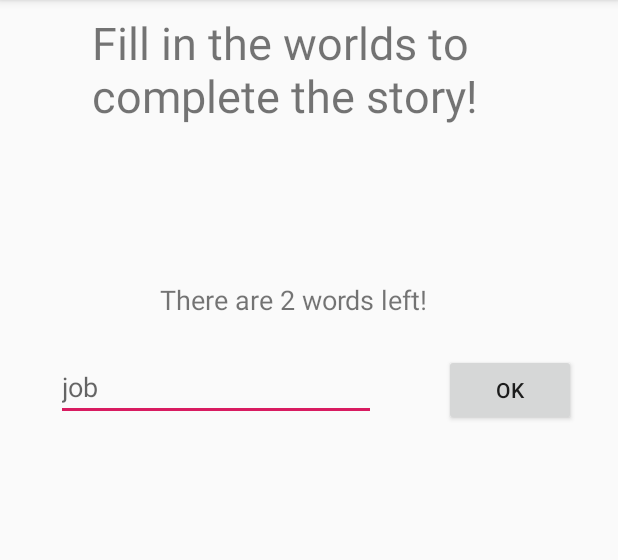
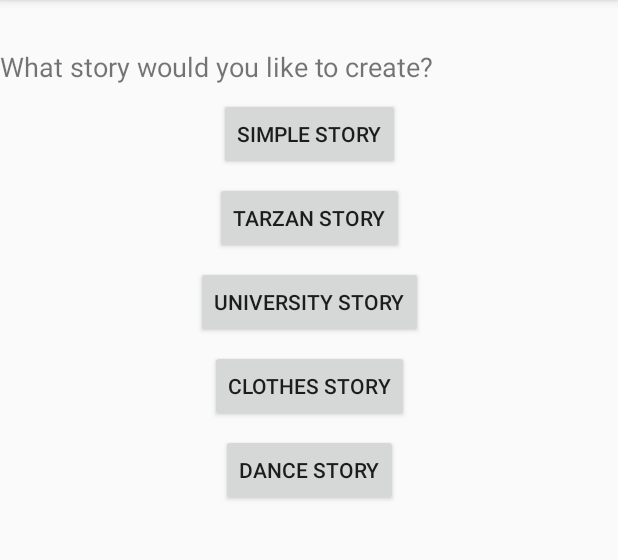
Before and after one commit to MyBunzor/MadLibs, an Android app: the screen it shows after launch (SecondActivity before the commit, ChooseActivity after it), after a tap on "GET STARTED!", on a phone screen of 412 x 824 dp, the part 84-644 px from its top. Run offline under Robolectric (Android 15) with nearby library versions, the phone set to English and light mode, and no system bars.

Commit message:
"basic functionality works .2"

```diff
--- a/app/src/main/AndroidManifest.xml
+++ b/app/src/main/AndroidManifest.xml
@@ -16,6 +16,7 @@
                 <category android:name="android.intent.category.LAUNCHER" />
             </intent-filter>
         </activity>
+        <activity android:name=".ChooseActivity" />
         <activity android:name=".SecondActivity" />
         <activity
             android:name=".ThirdActivity"
--- a/app/src/main/java/com/example/wvand/wvandijk_pset2/MainActivity.java
+++ b/app/src/main/java/com/example/wvand/wvandijk_pset2/MainActivity.java
@@ -29,9 +29,9 @@ public class MainActivity extends AppCompatActivity {
         // Instantiate a story
         Story simpletext = new Story(textsimple);
 
-        // Redirect user to second activity with simple story
-        Intent activityTwo = new Intent(MainActivity.this, SecondActivity.class);
-        activityTwo.putExtra("story", (Serializable) simpletext);
-        startActivity(activityTwo);
+        // Redirect user to second activity
+        Intent activityChoose = new Intent(MainActivity.this, ChooseActivity.class);
+        activityChoose.putExtra("story", (Serializable) simpletext);
+        startActivity(activityChoose);
     }
 }
--- a/app/src/main/java/com/example/wvand/wvandijk_pset2/SecondActivity.java
+++ b/app/src/main/java/com/example/wvand/wvandijk_pset2/SecondActivity.java
@@ -18,7 +18,6 @@ public class SecondActivity extends AppCompatActivity {
     protected void onCreate(Bundle savedInstanceState) {
         super.onCreate(savedInstanceState);
         setContentView(R.layout.activity_second);
-        buttonOK = findViewById(R.id.buttonOK);
 
         // Retrieve the instantiated simple story
         Intent intent = getIntent();
@@ -35,6 +34,8 @@ public class SecondActivity extends AppCompatActivity {
         editText.setHint(wordtype);
 
         // Set clicklistener on button in layout
+        Button buttonOK;
+        buttonOK = findViewById(R.id.buttonOK);
         buttonOK.setOnClickListener(new saveWords());
     }
 
--- /dev/null
+++ b/app/src/main/res/layout/activity_choose.xml
@@ -0,0 +1,84 @@
+<?xml version="1.0" encoding="utf-8"?>
+<android.support.constraint.ConstraintLayout
+    xmlns:android="http://schemas.android.com/apk/res/android"
+    xmlns:app="http://schemas.android.com/apk/res-auto"
+    xmlns:tools="http://schemas.android.com/tools"
+    android:layout_width="match_parent"
+    android:layout_height="match_parent">
+
+    <Button
+        android:id="@+id/Simple"
+        android:layout_width="wrap_content"
+        android:layout_height="wrap_content"
+        android:layout_marginStart="8dp"
+        android:layout_marginTop="8dp"
+        android:layout_marginEnd="8dp"
+        android:onClick="goSimple"
+        android:text="Simple Story"
+        app:layout_constraintEnd_toEndOf="parent"
+        app:layout_constraintHorizontal_bias="0.502"
+        app:layout_constraintStart_toStartOf="parent"
+        app:layout_constraintTop_toBottomOf="@+id/textView3" />
+
+    <Button
+        android:id="@+id/Tarzan"
+        android:layout_width="wrap_content"
+        android:layout_height="wrap_content"
+        android:layout_marginStart="8dp"
+        android:layout_marginTop="8dp"
+        android:layout_marginEnd="8dp"
+        android:onClick="goTarzan"
+        android:text="Tarzan Story"
+        app:layout_constraintEnd_toEndOf="parent"
+        app:layout_constraintStart_toStartOf="parent"
+        app:layout_constraintTop_toBottomOf="@+id/Simple" />
+
+    <Button
+        android:id="@+id/University"
+        android:layout_width="wrap_content"
+        android:layout_height="wrap_content"
+        android:layout_marginStart="8dp"
+        android:layout_marginTop="8dp"
+        android:layout_marginEnd="8dp"
+        android:onClick="goUniversity"
+        android:text="University Story"
+        app:layout_constraintEnd_toEndOf="parent"
+        app:layout_constraintStart_toStartOf="parent"
+        app:layout_constraintTop_toBottomOf="@+id/Tarzan" />
+
+    <Button
+        android:id="@+id/Clothes"
+        android:layout_width="wrap_content"
+        android:layout_height="wrap_content"
+        android:layout_marginStart="8dp"
+        android:layout_marginTop="8dp"
+        android:layout_marginEnd="8dp"
+        android:onClick="goClothes"
+        android:text="Clothes Story"
+        app:layout_constraintEnd_toEndOf="parent"
+        app:layout_constraintStart_toStartOf="parent"
+        app:layout_constraintTop_toBottomOf="@+id/University" />
+
+    <Button
+        android:id="@+id/Dance"
+        android:layout_width="wrap_content"
+        android:layout_height="wrap_content"
+        android:layout_marginStart="8dp"
+        android:layout_marginTop="8dp"
+        android:layout_marginEnd="8dp"
+        android:onClick="goDance"
+        android:text="Dance Story"
+        app:layout_constraintEnd_toEndOf="parent"
+        app:layout_constraintStart_toStartOf="parent"
+        app:layout_constraintTop_toBottomOf="@+id/Clothes" />
+
+    <TextView
+        android:id="@+id/textView3"
+        android:layout_width="304dp"
+        android:layout_height="25dp"
+        android:layout_marginTop="32dp"
+        android:text="What story would you like to create?"
+        android:textSize="18sp"
+        app:layout_constraintTop_toTopOf="parent"
+        tools:layout_editor_absoluteX="50dp" />
+</android.support.constraint.ConstraintLayout>
```
Also changed, not shown: app/src/main/java/com/example/wvand/wvandijk_pset2/ChooseActivity.java (+95 -1 lines).
